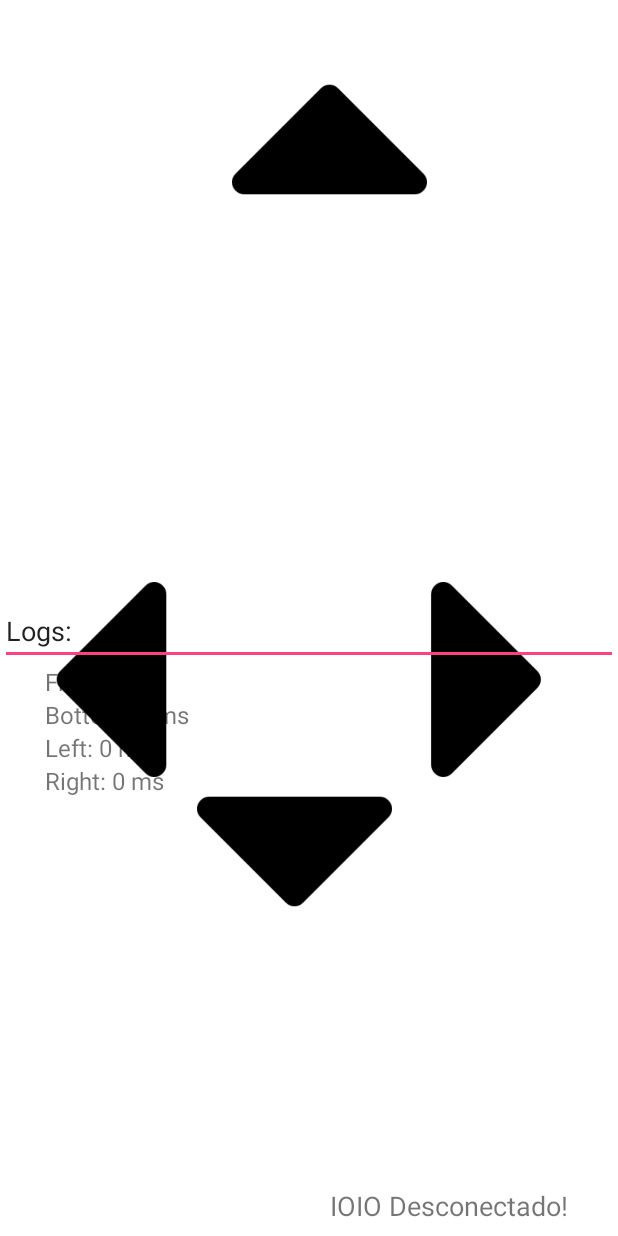
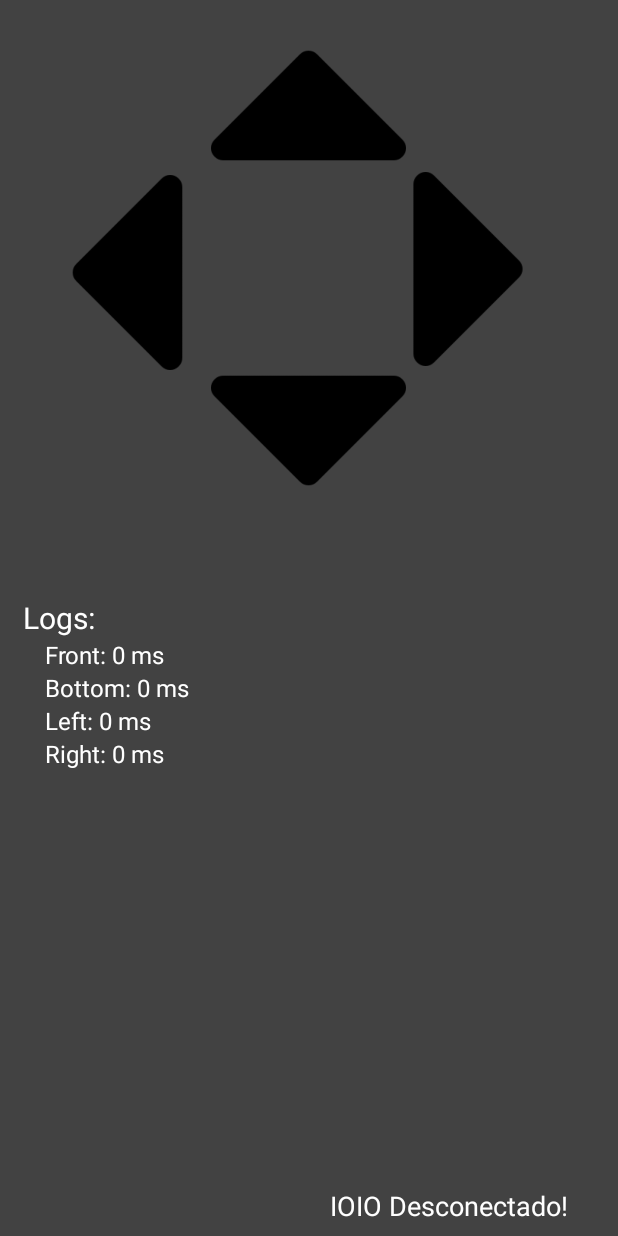
Before and after one commit to wapablos/AndroidCarrinho, an Android app: the layout activity_joystick.xml on its own in the app's theme, with its tools: preview values and no code run, on a phone screen of 412 x 824 dp. Run offline under Robolectric (Android 15) with nearby library versions, the phone set to English and light mode, and no system bars.

Commit message:
Trying new stuff on frontend

```diff
--- a/androidCar/app/src/main/AndroidManifest.xml
+++ b/androidCar/app/src/main/AndroidManifest.xml
@@ -8,7 +8,7 @@
         android:label="@string/app_name"
         android:roundIcon="@mipmap/ic_launcher_round"
         android:supportsRtl="true"
-        android:theme="@style/AppTheme">
+        android:theme="@style/Theme.AppCompat.Light.NoActionBar">
         <activity android:name=".MainActivity" android:screenOrientation="portrait">
             <intent-filter>
                 <action android:name="android.intent.action.MAIN" />
--- a/androidCar/app/src/main/java/project/phi/androidcar/CameraMode/CameraActivity.java
+++ b/androidCar/app/src/main/java/project/phi/androidcar/CameraMode/CameraActivity.java
@@ -5,6 +5,7 @@ import android.os.Bundle;
 import android.os.Handler;
 import android.support.v7.app.AppCompatActivity;
 import android.util.Log;
+import android.view.WindowManager;
 import android.widget.FrameLayout;
 import android.widget.TextView;
 
@@ -36,6 +37,8 @@ public class CameraActivity extends AppCompatActivity {
     @Override
     protected void onCreate(Bundle savedInstanceState) {
         super.onCreate(savedInstanceState);
+        getWindow().setFlags(WindowManager.LayoutParams.FLAG_FULLSCREEN,
+                WindowManager.LayoutParams.FLAG_FULLSCREEN);
         setContentView(R.layout.activity_streaming);
 
         FrameLayout preview = (FrameLayout) findViewById(R.id.camera_preview);
--- a/androidCar/app/src/main/java/project/phi/androidcar/JoystickMode/JoystickActivity.java
+++ b/androidCar/app/src/main/java/project/phi/androidcar/JoystickMode/JoystickActivity.java
@@ -4,6 +4,7 @@ import android.content.Context;
 import android.os.Bundle;
 import android.view.MotionEvent;
 import android.view.View;
+import android.view.WindowManager;
 import android.widget.ImageButton;
 import android.widget.TextView;
 import android.widget.Toast;
@@ -55,6 +56,8 @@ public class JoystickActivity extends IOIOActivity{
     @Override
     protected void onCreate(Bundle savedInstanceState) {
         super.onCreate(savedInstanceState);
+        getWindow().setFlags(WindowManager.LayoutParams.FLAG_FULLSCREEN,
+                WindowManager.LayoutParams.FLAG_FULLSCREEN);
         setContentView(R.layout.activity_joystick);
 
         IOIOstatus = (TextView) findViewById(R.id.ioio_status);
--- a/androidCar/app/src/main/java/project/phi/androidcar/MainActivity.java
+++ b/androidCar/app/src/main/java/project/phi/androidcar/MainActivity.java
@@ -7,6 +7,7 @@ import android.support.v4.app.ActivityCompat;
 import android.support.v7.app.AppCompatActivity;
 import android.os.Bundle;
 import android.view.View;
+import android.view.WindowManager;
 import android.widget.Button;
 
 import project.phi.androidcar.JoystickMode.JoystickActivity;
@@ -25,6 +26,8 @@ public class MainActivity extends AppCompatActivity {
     @Override
     protected void onCreate(Bundle savedInstanceState) {
         super.onCreate(savedInstanceState);
+        getWindow().setFlags(WindowManager.LayoutParams.FLAG_FULLSCREEN,
+                WindowManager.LayoutParams.FLAG_FULLSCREEN);
         setContentView(R.layout.activity_main);
 
         // PERMISSION CAMERA REQUEST
--- a/androidCar/app/src/main/res/layout/activity_joystick.xml
+++ b/androidCar/app/src/main/res/layout/activity_joystick.xml
@@ -1,23 +1,18 @@
 <?xml version="1.0" encoding="utf-8"?>
-<RelativeLayout
-    xmlns:android="http://schemas.android.com/apk/res/android"
+<RelativeLayout xmlns:android="http://schemas.android.com/apk/res/android"
     xmlns:app="http://schemas.android.com/apk/res-auto"
     xmlns:tools="http://schemas.android.com/tools"
     android:layout_width="match_parent"
     android:layout_height="match_parent"
-    android:background="@android:color/white" >
+    android:background="@color/colorPrimary">
 
     <ImageButton
         android:id="@+id/bnt_up"
         android:layout_width="130dp"
         android:layout_height="130dp"
         android:layout_alignParentTop="true"
-        android:layout_alignParentEnd="true"
-        android:layout_alignParentRight="true"
-        android:layout_marginTop="28dp"
-        android:layout_marginEnd="127dp"
-        android:layout_marginRight="127dp"
-        android:layout_marginBottom="242dp"
+        android:layout_centerHorizontal="true"
+        android:layout_marginTop="5dp"
         android:background="?android:selectableItemBackground"
         android:scaleType="fitCenter"
         android:src="@drawable/up_arrow" />
@@ -26,12 +21,15 @@
         android:id="@+id/bnt_left"
         android:layout_width="130dp"
         android:layout_height="130dp"
+
+        android:layout_alignTop="@+id/bnt_up"
+        android:layout_alignBottom="@+id/bnt_down"
         android:layout_alignParentStart="true"
         android:layout_alignParentLeft="true"
-        android:layout_alignParentBottom="true"
-        android:layout_marginStart="9dp"
-        android:layout_marginLeft="9dp"
-        android:layout_marginBottom="306dp"
+        android:layout_marginStart="20dp"
+        android:layout_marginLeft="20dp"
+        android:layout_marginTop="102dp"
+        android:layout_marginBottom="96dp"
         android:layout_weight="1"
         android:adjustViewBounds="true"
         android:background="?android:selectableItemBackground"
@@ -42,15 +40,16 @@
         android:id="@+id/bnt_right"
         android:layout_width="130dp"
         android:layout_height="130dp"
-        android:layout_alignTop="@+id/bnt_left"
+        android:layout_alignTop="@+id/bnt_up"
+        android:layout_alignBottom="@+id/bnt_down"
         android:layout_alignParentEnd="true"
         android:layout_alignParentRight="true"
-        android:layout_marginStart="106dp"
-        android:layout_marginLeft="106dp"
-        android:layout_marginTop="0dp"
-        android:layout_marginEnd="9dp"
-        android:layout_marginRight="9dp"
-        android:layout_marginBottom="137dp"
+        android:layout_marginStart="83dp"
+        android:layout_marginLeft="83dp"
+        android:layout_marginTop="109dp"
+        android:layout_marginEnd="21dp"
+        android:layout_marginRight="21dp"
+        android:layout_marginBottom="108dp"
         android:layout_toEndOf="@+id/bnt_left"
         android:layout_toRightOf="@+id/bnt_left"
         android:layout_weight="1"
@@ -63,12 +62,10 @@
         android:id="@+id/bnt_down"
         android:layout_width="130dp"
         android:layout_height="130dp"
-        android:layout_alignParentStart="true"
-        android:layout_alignParentLeft="true"
-        android:layout_alignParentBottom="true"
-        android:layout_marginStart="131dp"
-        android:layout_marginLeft="131dp"
-        android:layout_marginBottom="191dp"
+        android:layout_alignParentTop="true"
+        android:layout_centerHorizontal="true"
+        android:layout_marginTop="222dp"
+        android:layout_marginBottom="72dp"
         android:layout_weight="1"
         android:adjustViewBounds="true"
         android:background="?android:selectableItemBackground"
@@ -89,6 +86,7 @@
         android:layout_marginBottom="8dp"
         android:text="IOIO Status"
         android:textSize="18sp"
+        android:textColor="@android:color/white"
         tools:text="@string/ioio_disc" />
 
     <LinearLayout
@@ -100,45 +98,50 @@
         android:layout_marginBottom="0dp"
         android:orientation="vertical">
 
-        <EditText
+        <TextView
             android:id="@+id/editText4"
             android:layout_width="match_parent"
             android:layout_height="wrap_content"
-            android:ems="10"
-            android:inputType="textPersonName"
-            android:text="Logs:" />
+            android:layout_marginLeft="15dp"
+            android:text="Logs:"
+            android:textColor="@android:color/white"
+            android:textSize="20dp" />
 
         <TextView
             android:id="@+id/front_log"
             android:layout_width="match_parent"
             android:layout_height="wrap_content"
             android:layout_marginLeft="30dp"
-            android:textSize="16dp"
-            android:text="Front: 0 ms" />
+            android:textColor="@android:color/white"
+            android:text="Front: 0 ms"
+            android:textSize="16dp" />
 
         <TextView
             android:id="@+id/bottom_log"
             android:layout_width="match_parent"
             android:layout_height="wrap_content"
             android:layout_marginLeft="30dp"
-            android:textSize="16dp"
-            android:text="Bottom: 0 ms" />
+            android:textColor="@android:color/white"
+            android:text="Bottom: 0 ms"
+            android:textSize="16dp" />
 
         <TextView
             android:id="@+id/left_log"
             android:layout_width="match_parent"
             android:layout_height="wrap_content"
             android:layout_marginLeft="30dp"
-            android:textSize="16dp"
-            android:text="Left: 0 ms" />
+            android:textColor="@android:color/white"
+            android:text="Left: 0 ms"
+            android:textSize="16dp" />
 
         <TextView
             android:id="@+id/right_log"
             android:layout_width="match_parent"
             android:layout_height="wrap_content"
             android:layout_marginLeft="30dp"
-            android:textSize="16dp"
-            android:text="Right: 0 ms" />
+            android:textColor="@android:color/white"
+            android:text="Right: 0 ms"
+            android:textSize="16dp" />
     </LinearLayout>
 
 </RelativeLayout>
--- a/androidCar/app/src/main/res/layout/activity_main.xml
+++ b/androidCar/app/src/main/res/layout/activity_main.xml
@@ -4,7 +4,7 @@
     xmlns:app="http://schemas.android.com/apk/res-auto"
     android:layout_width="match_parent"
     android:layout_height="match_parent"
-    android:background="@color/blueDark"
+    android:background="@color/colorPrimary"
     android:orientation="vertical"
     android:paddingLeft="16dp"
     android:paddingRight="16dp">
@@ -17,7 +17,7 @@
         android:layout_alignParentBottom="true"
         android:layout_centerHorizontal="true"
         android:layout_marginBottom="175dp"
-        android:background="@color/blueLight"
+        android:background="@color/colorPrimaryDark"
         android:text="CAMERA"
         android:textColor="@android:color/white" />
 
@@ -28,7 +28,7 @@
         android:layout_alignParentBottom="true"
         android:layout_centerHorizontal="true"
         android:layout_marginBottom="118dp"
-        android:background="@color/blueLight"
+        android:background="@color/colorPrimaryDark"
         android:text="JOYSTICK"
         android:textColor="@android:color/white" />
 
--- a/androidCar/app/src/main/res/values/colors.xml
+++ b/androidCar/app/src/main/res/values/colors.xml
@@ -1,10 +1,10 @@
 <?xml version="1.0" encoding="utf-8"?>
 <resources>
-    <color name="colorPrimary">#0F52BA</color>
-    <color name="colorPrimaryDark">#1D2951</color>
+    <color name="colorPrimary">#424242</color>
+    <color name="colorPrimaryDark">#BF360C</color>
     <color name="colorAccent">#FF4081</color>
 
-    <color name="blueDark">#111E6C</color>
-    <color name="blueLight">#1D2951</color>111E6C
+    <color name="blueDark">#424242</color>
+    <color name="blueLight">#BF360C</color>
 
 </resources>
```
